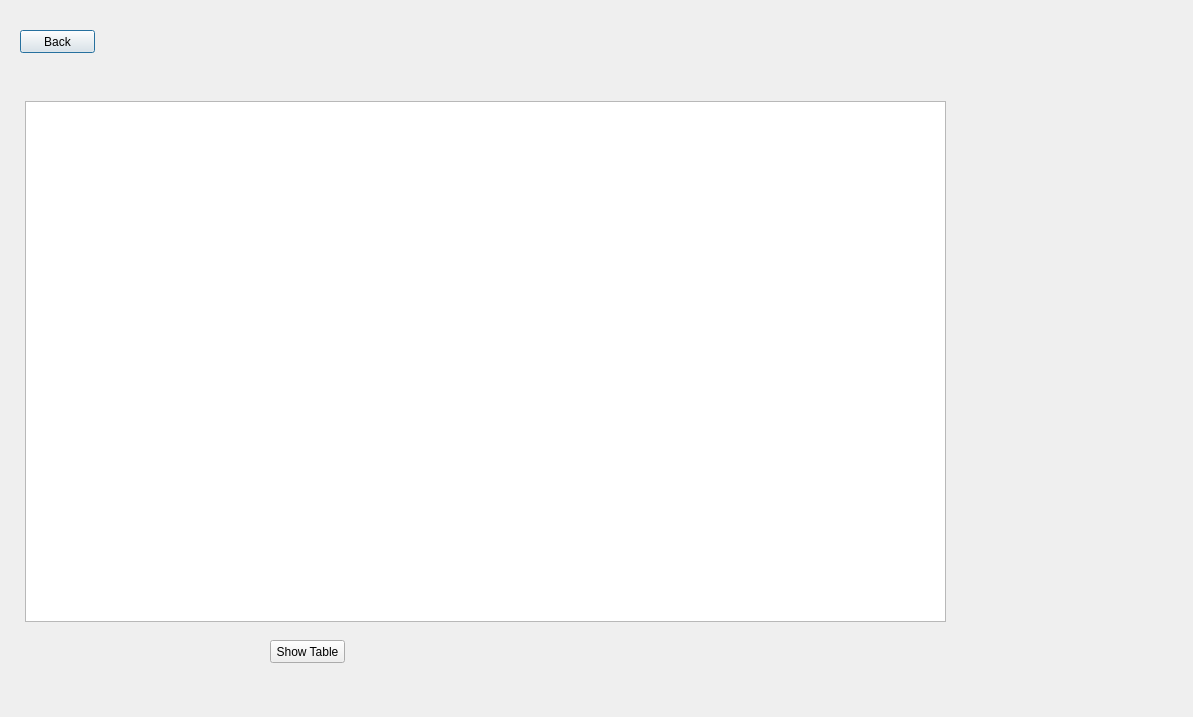
Cyriously1/NFLTour, file admin.ui: the form before one commit.
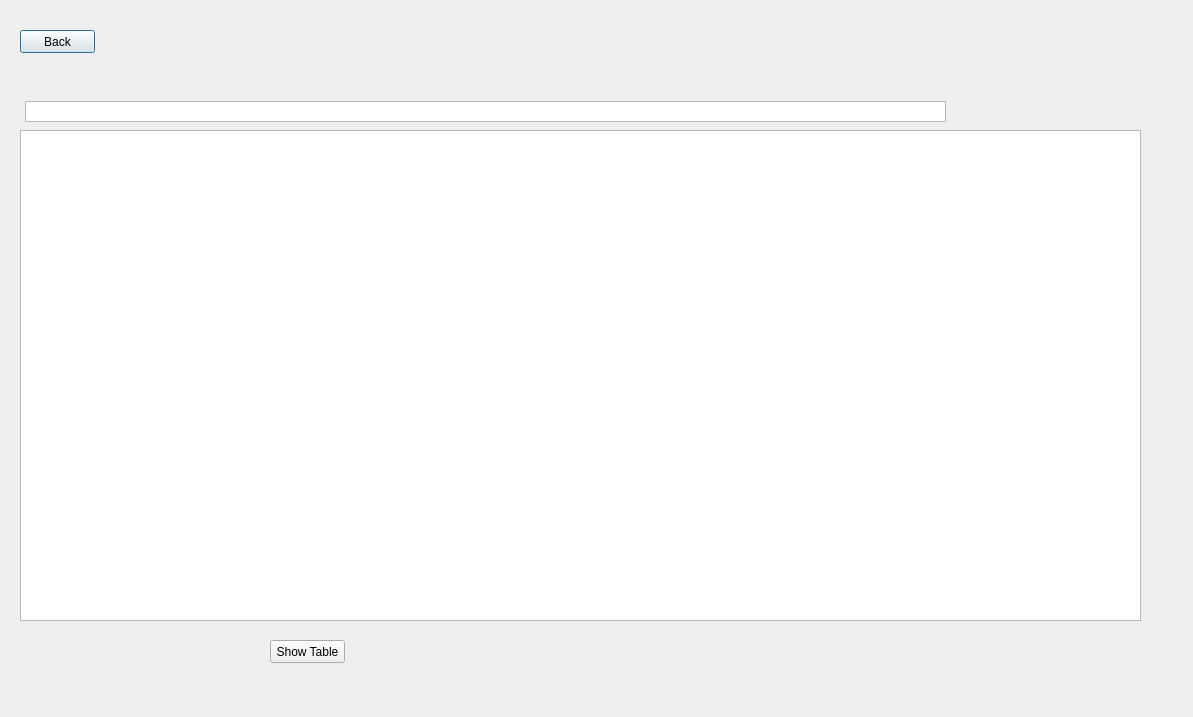
The form after the commit.

Commit message: admin interface updated

```diff
--- a/admin.ui
+++ b/admin.ui
@@ -32,7 +32,7 @@
      <x>25</x>
      <y>101</y>
      <width>921</width>
-     <height>521</height>
+     <height>21</height>
     </rect>
    </property>
   </widget>
@@ -49,6 +49,16 @@
     <string>Show Table</string>
    </property>
   </widget>
+  <widget class="QTableView" name="admin_tableview">
+   <property name="geometry">
+    <rect>
+     <x>20</x>
+     <y>130</y>
+     <width>1121</width>
+     <height>491</height>
+    </rect>
+   </property>
+  </widget>
  </widget>
  <resources/>
  <connections/>
```
The commit also changes 4 other files.
